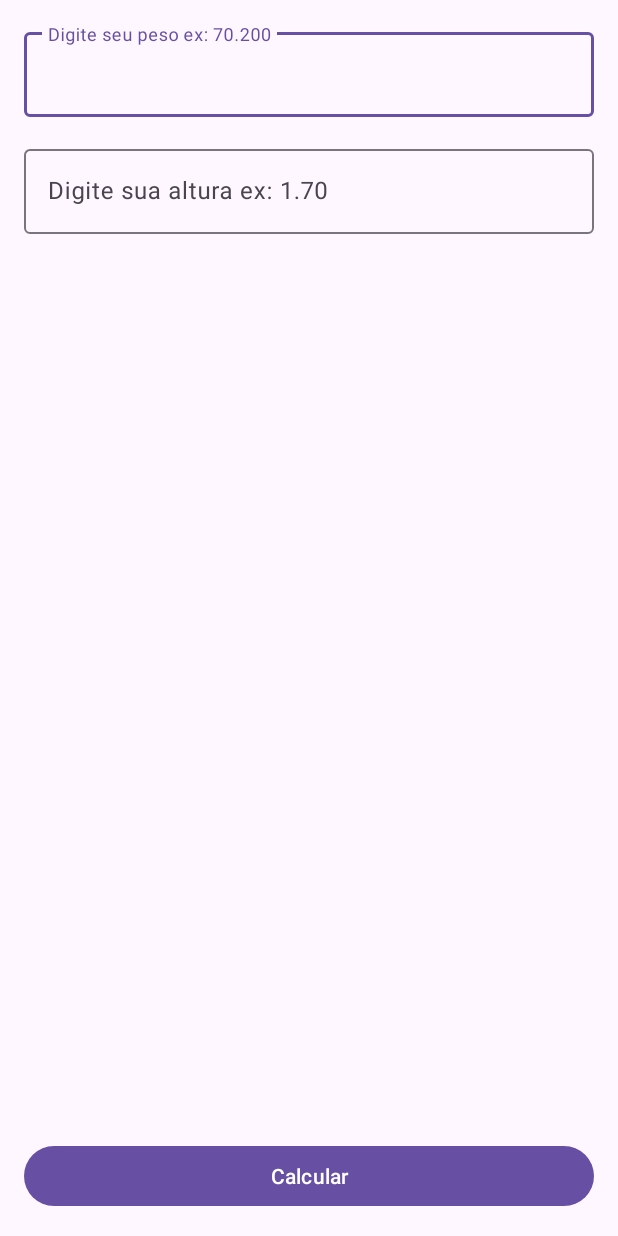
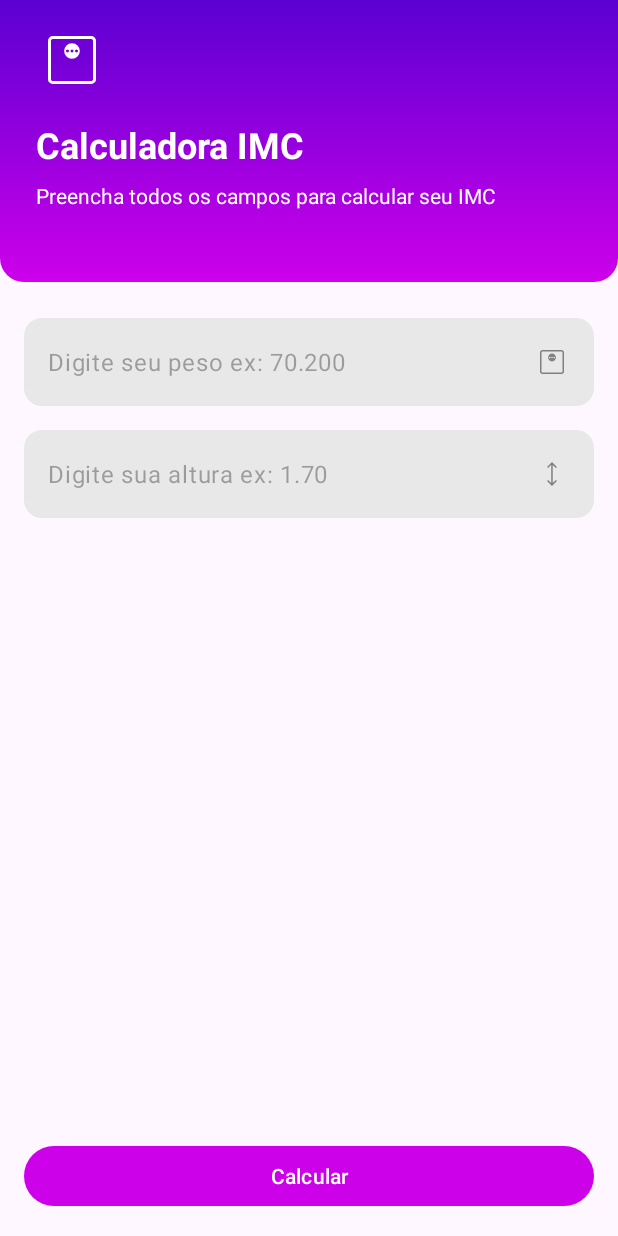
Before and after one commit to rondininja/calculadoraImc, an Android app: the screen it shows after launch (MainActivity), on a phone screen of 412 x 824 dp. Run offline under Robolectric (Android 15) with nearby library versions, the phone set to English and light mode, and no system bars.

Commit message:
estilização do app e melhorias na experiência do usuário

```diff
--- /dev/null
+++ b/app/src/main/res/drawable/gradient_bg.xml
@@ -0,0 +1,12 @@
+<?xml version="1.0" encoding="utf-8"?>
+<shape xmlns:android="http://schemas.android.com/apk/res/android">
+    <corners android:topLeftRadius="0dp"
+        android:topRightRadius="0dp"
+        android:bottomLeftRadius="16dp"
+        android:bottomRightRadius="16dp" />
+
+    <gradient
+        android:startColor="@color/primary_400"
+        android:endColor="@color/primary_900"
+        android:angle="90" />
+</shape>
--- /dev/null
+++ b/app/src/main/res/drawable/ic_height.xml
@@ -0,0 +1,9 @@
+<vector xmlns:android="http://schemas.android.com/apk/res/android"
+    android:width="24dp"
+    android:height="24dp"
+    android:viewportWidth="960"
+    android:viewportHeight="960">
+  <path
+      android:pathData="M479.23,800 L347.69,668.46l27.54,-27.54 84,82.23v-487.07l-83.23,83 -27.54,-27.54L480,160l131.54,131.54 -28.31,28.54 -84,-83.23v486.3l84,-82.23 27.54,27.54L479.23,800Z"
+      android:fillColor="#808080"/>
+</vector>
--- /dev/null
+++ b/app/src/main/res/drawable/ic_weight.xml
@@ -0,0 +1,10 @@
+<vector xmlns:android="http://schemas.android.com/apk/res/android"
+    android:width="24dp"
+    android:height="24dp"
+    android:viewportWidth="960"
+    android:viewportHeight="960">
+
+  <path
+      android:pathData="M480,464.62q43.85,0 74.23,-30.39 30.39,-30.38 30.39,-74.23 0,-43.85 -30.39,-74.23 -30.38,-30.39 -74.23,-30.39 -43.85,0 -74.23,30.39 -30.39,30.38 -30.39,74.23 0,43.85 30.39,74.23 30.38,30.39 74.23,30.39ZM420,380q-8,0 -14,-6t-6,-14q0,-8 6,-14t14,-6q8,0 14,6t6,14q0,8 -6,14t-14,6ZM480,380q-8,0 -14,-6t-6,-14q0,-8 6,-14t14,-6q8,0 14,6t6,14q0,8 -6,14t-14,6ZM540,380q-8,0 -14,-6t-6,-14q0,-8 6,-14t14,-6q8,0 14,6t6,14q0,8 -6,14t-14,6ZM224.62,800q-27.62,0 -46.12,-18.5Q160,763 160,735.38v-510.76q0,-27.62 18.5,-46.12Q197,160 224.62,160h510.76q27.62,0 46.12,18.5Q800,197 800,224.62v510.76q0,27.62 -18.5,46.12Q763,800 735.38,800L224.62,800ZM224.62,760h510.76q9.24,0 16.93,-7.69 7.69,-7.69 7.69,-16.93v-510.76q0,-9.24 -7.69,-16.93 -7.69,-7.69 -16.93,-7.69L224.62,200q-9.24,0 -16.93,7.69 -7.69,7.69 -7.69,16.93v510.76q0,9.24 7.69,16.93 7.69,7.69 16.93,7.69ZM200,200v560,-560Z"
+      android:fillColor="#808080"/>
+</vector>
--- /dev/null
+++ b/app/src/main/res/drawable/rounded_bg.xml
@@ -0,0 +1,5 @@
+<?xml version="1.0" encoding="utf-8"?>
+<shape xmlns:android="http://schemas.android.com/apk/res/android">
+    <solid android:color="#E8E8E8" /> <!-- Cor cinza para o plano de fundo -->
+    <corners android:radius="12dp" /> <!-- Radius para arredondar as bordas -->
+</shape>
--- a/app/src/main/res/layout/activity_main.xml
+++ b/app/src/main/res/layout/activity_main.xml
@@ -6,6 +6,45 @@
     android:layout_height="match_parent"
     tools:context=".MainActivity">
 
+    <LinearLayout
+        android:id="@+id/vg_header"
+        android:layout_width="match_parent"
+        android:layout_height="wrap_content"
+        android:background="@drawable/gradient_bg"
+        android:orientation="vertical"
+        app:layout_constraintEnd_toEndOf="parent"
+        app:layout_constraintStart_toStartOf="parent"
+        app:layout_constraintTop_toTopOf="parent">
+
+        <ImageView
+            android:layout_width="48dp"
+            android:layout_height="48dp"
+            android:layout_marginTop="16dp"
+            android:layout_marginStart="24dp"
+            android:layout_marginBottom="16dp"
+            android:src="@drawable/ic_weight"
+            app:tint="@color/white" />
+
+        <TextView
+            android:layout_width="wrap_content"
+            android:layout_height="wrap_content"
+            android:layout_marginStart="24dp"
+            android:text="Calculadora IMC"
+            android:textSize="24sp"
+            android:textColor="@color/white"
+            android:textStyle="bold" />
+
+        <TextView
+            android:layout_width="wrap_content"
+            android:layout_marginTop="8dp"
+            android:layout_height="wrap_content"
+            android:layout_marginStart="24dp"
+            android:layout_marginEnd="24dp"
+            android:layout_marginBottom="48dp"
+            android:text="Preencha todos os campos para calcular seu IMC"
+            android:textColor="@color/white" />
+
+    </LinearLayout>
 
     <Button
         android:id="@+id/btn_calcular"
@@ -23,14 +62,21 @@
         android:id="@+id/textInputLayout"
         android:layout_width="match_parent"
         android:layout_height="wrap_content"
-        android:layout_margin="16dp"
+        android:layout_marginStart="16dp"
+        android:layout_marginEnd="16dp"
+        android:layout_marginTop="24dp"
+        app:hintEnabled="false"
         app:layout_constraintEnd_toEndOf="parent"
-        app:layout_constraintTop_toTopOf="parent">
+        app:layout_constraintStart_toStartOf="parent"
+        app:layout_constraintTop_toBottomOf="@id/vg_header">
 
         <com.google.android.material.textfield.TextInputEditText
             android:id="@+id/edt_peso"
+            android:drawableEnd="@drawable/ic_weight"
+            android:maxLength="6"
             android:layout_width="match_parent"
             android:layout_height="wrap_content"
+            android:background="@drawable/rounded_bg"
             android:inputType="numberDecimal"
             android:hint="Digite seu peso ex: 70.200" />
     </com.google.android.material.textfield.TextInputLayout>
@@ -40,14 +86,18 @@
         android:layout_width="match_parent"
         android:layout_height="wrap_content"
         android:layout_margin="16dp"
+        app:hintEnabled="false"
         app:layout_constraintEnd_toEndOf="parent"
         app:layout_constraintStart_toStartOf="parent"
         app:layout_constraintTop_toBottomOf="@+id/textInputLayout">
 
         <com.google.android.material.textfield.TextInputEditText
             android:id="@+id/edt_altura"
+            android:drawableEnd="@drawable/ic_height"
+            android:maxLength="4"
             android:layout_width="match_parent"
             android:layout_height="wrap_content"
+            android:background="@drawable/rounded_bg"
             android:hint="Digite sua altura ex: 1.70"
             android:inputType="numberDecimal" />
 
--- a/app/src/main/res/values-night/themes.xml
+++ b/app/src/main/res/values-night/themes.xml
@@ -2,6 +2,7 @@
     <!-- Base application theme. -->
     <style name="Base.Theme.Calculadoraimc" parent="Theme.Material3.DayNight.NoActionBar">
         <!-- Customize your dark theme here. -->
-        <!-- <item name="colorPrimary">@color/my_dark_primary</item> -->
+        <item name="colorPrimary">@color/primary_400</item>
+        <item name="android:statusBarColor">@color/primary_900</item>
     </style>
 </resources>
--- a/app/src/main/res/values/colors.xml
+++ b/app/src/main/res/values/colors.xml
@@ -2,4 +2,7 @@
 <resources>
     <color name="black">#FF000000</color>
     <color name="white">#FFFFFFFF</color>
+
+    <color name="primary_400">#cd00ea</color>
+    <color name="primary_900">#5c00d2</color>
 </resources>
--- a/app/src/main/res/values/themes.xml
+++ b/app/src/main/res/values/themes.xml
@@ -2,7 +2,8 @@
     <!-- Base application theme. -->
     <style name="Base.Theme.Calculadoraimc" parent="Theme.Material3.DayNight.NoActionBar">
         <!-- Customize your light theme here. -->
-        <!-- <item name="colorPrimary">@color/my_light_primary</item> -->
+        <item name="colorPrimary">@color/primary_400</item>
+        <item name="android:statusBarColor">@color/primary_900</item>
     </style>
 
     <style name="Theme.Calculadoraimc" parent="Base.Theme.Calculadoraimc" />
```
Also changed, not shown: app/src/main/java/com/comunidadedevspace/imc/MainActivity.kt (+5 -7 lines), app/src/main/res/layout/activity_result.xml (+51 -8 lines).
